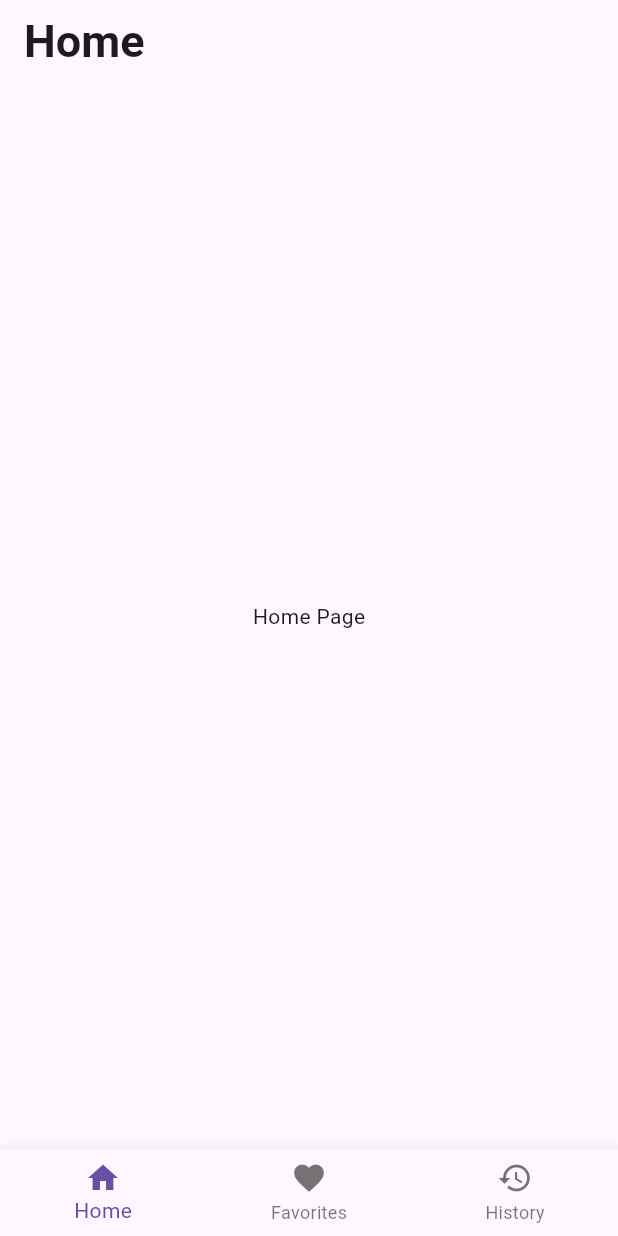
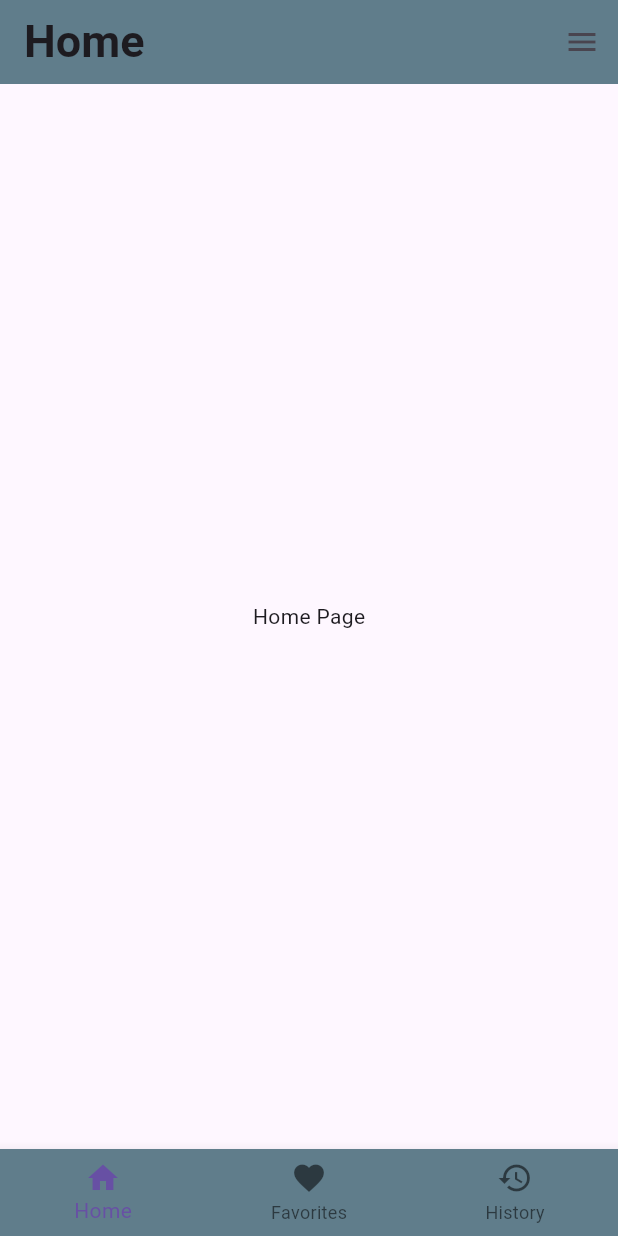
Before and after one commit to AnEclaire/dsgreader, a Flutter app: the screen it shows after launch, on a phone screen of 412 x 824 dp. Run offline on Flutter 3.47's test engine with Material 3 defaults, Android fonts, the light colour scheme and no system bars.

Commit message:
Working endDrawer pop out menu added to AppBar.

```diff
--- a/lib/FavoritesPage.dart
+++ b/lib/FavoritesPage.dart
@@ -1,9 +1,11 @@
 import 'package:flutter/material.dart';
 
 class FavoritesPage extends StatelessWidget {
+  const FavoritesPage({super.key});
+
   @override
   Widget build(BuildContext context) {
-    return Center(
+    return const Center(
       child: Text('Favorites Page'),
     );
   }
--- a/lib/HistoryPage.dart
+++ b/lib/HistoryPage.dart
@@ -1,9 +1,11 @@
 import 'package:flutter/material.dart';
 
 class HistoryPage extends StatelessWidget {
+  const HistoryPage({super.key});
+
   @override
   Widget build(BuildContext context) {
-    return Center(
+    return const Center(
       child: Text('History Page'),
     );
   }
--- a/lib/HomePage.dart
+++ b/lib/HomePage.dart
@@ -1,9 +1,11 @@
 import 'package:flutter/material.dart';
 
 class HomePage extends StatelessWidget {
+  const HomePage({super.key});
+
   @override
   Widget build(BuildContext context) {
-    return Center(
+    return const Center(
       child: Text('Home Page'),
     );
   }
--- a/lib/main.dart
+++ b/lib/main.dart
@@ -35,9 +35,9 @@ class _BottomNavigationState extends State<BottomNavigation> {
 
   // Stores an instance of HomePage, HistoryPage, and FavoritesPage()
   final List<Widget> _children = [
-    HomePage(),
-    HistoryPage(),
-    FavoritesPage(),
+    const HomePage(),
+    const HistoryPage(),
+    const FavoritesPage(),
   ];
 
   // Used by following method for text styling.
@@ -60,6 +60,8 @@ class _BottomNavigationState extends State<BottomNavigation> {
     ),
   ];
 
+  final GlobalKey<ScaffoldState> _scaffoldKey = GlobalKey<ScaffoldState>();
+
   // Entered when one of the navigation bar buttons is tapped.
   void onTabTapped(int index) {
     setState(() {
@@ -71,9 +73,19 @@ class _BottomNavigationState extends State<BottomNavigation> {
   Widget build(BuildContext context) {
     // Similar to Swift VStack
     return Scaffold(
+      key: _scaffoldKey,
       // For title bar at top, works like HStack
       appBar: AppBar(
+        backgroundColor: Colors.blueGrey,
         title: _widgetOptions[_currentIndex],
+        actions: [
+          IconButton(
+            icon: const Icon(Icons.menu),
+            onPressed: () {
+              _scaffoldKey.currentState?.openEndDrawer();
+            },
+          )
+        ],
       ),
 
       // For everything in middle, works like its own Z/H/VStack
@@ -81,6 +93,7 @@ class _BottomNavigationState extends State<BottomNavigation> {
 
       // For configuring what is show on bottom nav bar
       bottomNavigationBar: BottomNavigationBar(
+        backgroundColor: Colors.blueGrey,
         onTap: onTabTapped, // Calls void method above to update index state.
         currentIndex: _currentIndex, // Stores currently browsed-to index.
         items: const [ // One entry per item in bar.
@@ -98,6 +111,43 @@ class _BottomNavigationState extends State<BottomNavigation> {
           ),
         ],
       ),
+      endDrawer: Drawer(
+        child: ListView(
+          padding: EdgeInsets.zero,
+          children: <Widget>[
+            const DrawerHeader(
+              decoration: BoxDecoration(
+                color: Colors.blueGrey,
+              ),
+              child: Text(
+                'Menu',
+                style: TextStyle(
+                  color: Colors.white,
+                  fontSize: 36,
+                ),
+              ),
+            ),
+            ListTile(
+              title: const Text('Settings'),
+              onTap: () {
+                // Add functionality
+              },
+            ),
+            ListTile(
+              title: const Text('Connections'),
+              onTap: () {
+                // Add functionality
+              },
+            ),
+            ListTile(
+              title: const Text('About'),
+              onTap: () {
+                // Add functionality
+              },
+            ),
+          ],
+        ),
+      )
     );
   }
 }
```
